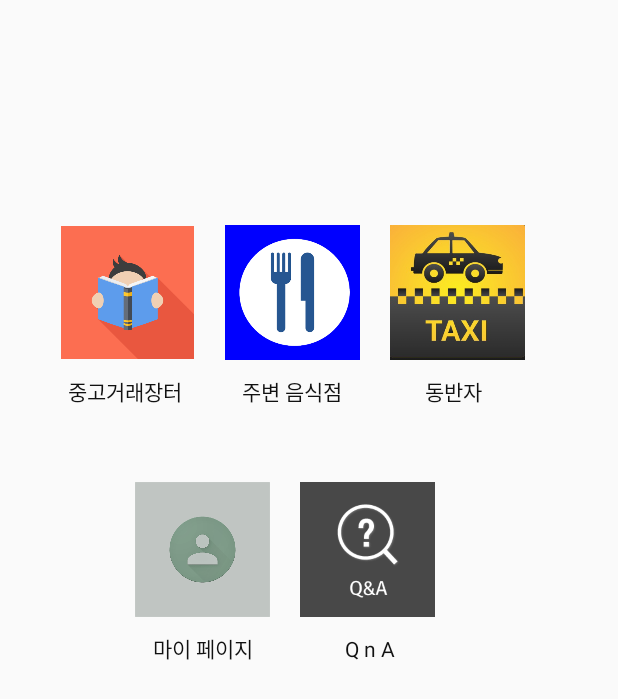
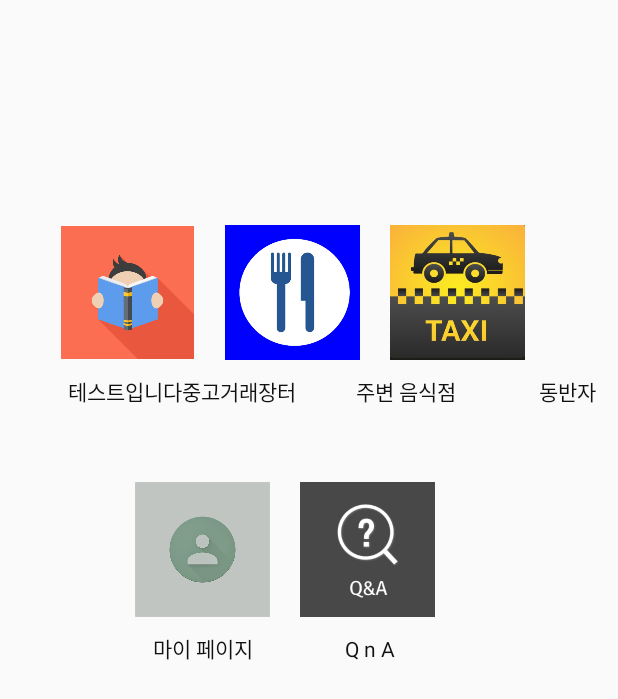
Before and after one commit to mofari/graduation, an Android app: the MainActivity screen opened directly, with no data from a screen before it, on a phone screen of 412 x 824 dp. Shown: the top 699 px of the screen. Run offline under Robolectric (Android 15) with nearby library versions, the phone set to English and light mode, and no system bars.

Commit message:
테스트입니다

```diff
--- a/app/src/main/res/layout/activity_main.xml
+++ b/app/src/main/res/layout/activity_main.xml
@@ -44,6 +44,13 @@
             android:paddingTop="10dp"
             android:paddingLeft="45dp"
             android:orientation="horizontal">
+
+            <TextView
+                android:layout_width="wrap_content"
+                android:layout_height="wrap_content"
+                android:text="테스트입니다"
+                android:textColor="#111111"/>
+
 
             <TextView
                 android:layout_width="wrap_content"
```
